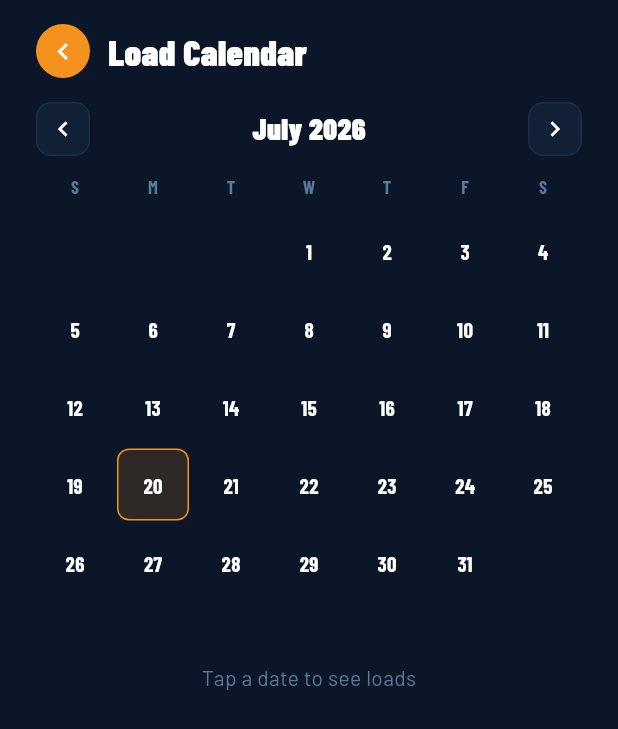
After one commit to ledneto89/YUPloaded, a Flutter app: the CalendarPage screen opened directly, on a phone screen of 412 x 824 dp. The commit adds this screen. Shown: the top 729 px of the screen. Run offline on Flutter 3.47's test engine with Material 3 defaults, Android fonts, the phone set to English and light mode, and no system bars; our stand-ins replace cloud_firestore, firebase_auth, firebase_core, firebase_storage, google_fonts, image_picker and 2 more; accounts and stored records are empty.

Commit message:
Add calender view for load history

```diff
--- /dev/null
+++ b/lib/calender_page.dart
@@ -0,0 +1,233 @@
+import 'package:flutter/material.dart';
+import 'package:google_fonts/google_fonts.dart';
+import 'package:firebase_auth/firebase_auth.dart';
+import 'package:cloud_firestore/cloud_firestore.dart';
+import 'edit_load_page.dart';
+
+class CalendarPage extends StatefulWidget {
+  const CalendarPage({super.key});
+  @override
+  State<CalendarPage> createState() => _CalendarPageState();
+}
+
+class _CalendarPageState extends State<CalendarPage> {
+  DateTime _focusedMonth = DateTime.now();
+  DateTime? _selectedDay;
+  Map<String, List<Map<String, dynamic>>> _loadsByDate = {};
+  bool _isLoading = true;
+
+  static const Color background = Color(0xFF0B1628);
+  static const Color surface = Color(0xFF122035);
+  static const Color border = Color(0xFF1C2E45);
+  static const Color orange = Color(0xFFF5921E);
+  static const Color textPrimary = Color(0xFFFFFFFF);
+  static const Color textMuted = Color(0xFF5A7A9A);
+  static const Color success = Color(0xFF4ADE80);
+
+  @override
+  void initState() {
+    super.initState();
+    _loadLoads();
+  }
+
+  Future<void> _loadLoads() async {
+    final user = FirebaseAuth.instance.currentUser;
+    if (user == null) return;
+    setState(() => _isLoading = true);
+    try {
+      final snap = await FirebaseFirestore.instance
+          .collection('loads')
+          .where('userId', isEqualTo: user.uid)
+          .orderBy('createdAt', descending: true)
+          .get();
+
+      final Map<String, List<Map<String, dynamic>>> byDate = {};
+      for (final doc in snap.docs) {
+        final data = doc.data();
+        data['id'] = doc.id;
+        final createdAt = data['createdAt'];
+        if (createdAt == null) continue;
+        try {
+          final date = (createdAt as dynamic).toDate() as DateTime;
+          final key = date.year.toString() + '-' + date.month.toString().padLeft(2, '0') + '-' + date.day.toString().padLeft(2, '0');
+          byDate[key] = [...(byDate[key] ?? []), data];
+        } catch (e) {}
+      }
+      setState(() { _loadsByDate = byDate; _isLoading = false; });
+    } catch (e) {
+      setState(() => _isLoading = false);
+    }
+  }
+
+  String _dateKey(DateTime date) {
+    return date.year.toString() + '-' + date.month.toString().padLeft(2, '0') + '-' + date.day.toString().padLeft(2, '0');
+  }
+
+  List<DateTime> _daysInMonth(DateTime month) {
+    final first = DateTime(month.year, month.month, 1);
+    final last = DateTime(month.year, month.month + 1, 0);
+    final days = <DateTime>[];
+    // Add padding days before first
+    for (int i = 0; i < first.weekday % 7; i++) {
+      days.add(DateTime(0));
+    }
+    for (int i = 1; i <= last.day; i++) {
+      days.add(DateTime(month.year, month.month, i));
+    }
+    return days;
+  }
+
+  @override
+  Widget build(BuildContext context) {
+    final days = _daysInMonth(_focusedMonth);
+    final selectedLoads = _selectedDay != null ? (_loadsByDate[_dateKey(_selectedDay!)] ?? []) : [];
+    final monthName = ['January','February','March','April','May','June','July','August','September','October','November','December'][_focusedMonth.month - 1];
+
+    return Scaffold(
+      backgroundColor: background,
+      body: SafeArea(
+        child: Column(children: [
+          // HEADER
+          Padding(
+            padding: const EdgeInsets.fromLTRB(24, 16, 24, 0),
+            child: Row(children: [
+              GestureDetector(onTap: () => Navigator.pop(context), child: Container(width: 36, height: 36, decoration: BoxDecoration(color: orange, shape: BoxShape.circle), child: const Center(child: Icon(Icons.chevron_left, color: Colors.white, size: 22)))),
+              const SizedBox(width: 12),
+              Text('Load Calendar', style: GoogleFonts.barlowCondensed(fontSize: 24, fontWeight: FontWeight.w900, color: textPrimary)),
+            ]),
+          ),
+
+          const SizedBox(height: 16),
+
+          // MONTH NAVIGATION
+          Padding(
+            padding: const EdgeInsets.symmetric(horizontal: 24),
+            child: Row(mainAxisAlignment: MainAxisAlignment.spaceBetween, children: [
+              GestureDetector(
+                onTap: () => setState(() => _focusedMonth = DateTime(_focusedMonth.year, _focusedMonth.month - 1)),
+                child: Container(width: 36, height: 36, decoration: BoxDecoration(color: surface, borderRadius: BorderRadius.circular(10), border: Border.all(color: border)), child: const Center(child: Icon(Icons.chevron_left, color: Colors.white, size: 20))),
+              ),
+              Text(monthName + ' ' + _focusedMonth.year.toString(), style: GoogleFonts.barlowCondensed(fontSize: 20, fontWeight: FontWeight.w900, color: textPrimary)),
+              GestureDetector(
+                onTap: () => setState(() => _focusedMonth = DateTime(_focusedMonth.year, _focusedMonth.month + 1)),
+                child: Container(width: 36, height: 36, decoration: BoxDecoration(color: surface, borderRadius: BorderRadius.circular(10), border: Border.all(color: border)), child: const Center(child: Icon(Icons.chevron_right, color: Colors.white, size: 20))),
+              ),
+            ]),
+          ),
+
+          const SizedBox(height: 12),
+
+          // DAY LABELS
+          Padding(
+            padding: const EdgeInsets.symmetric(horizontal: 24),
+            child: Row(children: ['S','M','T','W','T','F','S'].map((d) => Expanded(child: Center(child: Text(d, style: GoogleFonts.barlowCondensed(fontSize: 12, fontWeight: FontWeight.w700, color: textMuted))))).toList()),
+          ),
+
+          const SizedBox(height: 8),
+
+          // CALENDAR GRID
+          if (_isLoading)
+            const Padding(padding: EdgeInsets.all(24), child: CircularProgressIndicator(color: Color(0xFFF5921E)))
+          else
+            Padding(
+              padding: const EdgeInsets.symmetric(horizontal: 24),
+              child: GridView.builder(
+                shrinkWrap: true,
+                physics: const NeverScrollableScrollPhysics(),
+                gridDelegate: const SliverGridDelegateWithFixedCrossAxisCount(crossAxisCount: 7, childAspectRatio: 1),
+                itemCount: days.length,
+                itemBuilder: (context, index) {
+                  final day = days[index];
+                  if (day.year == 0) return const SizedBox();
+                  final key = _dateKey(day);
+                  final hasLoads = _loadsByDate.containsKey(key);
+                  final isSelected = _selectedDay != null && _dateKey(_selectedDay!) == key;
+                  final isToday = _dateKey(DateTime.now()) == key;
+
+                  return GestureDetector(
+                    onTap: () => setState(() => _selectedDay = day),
+                    child: Container(
+                      margin: const EdgeInsets.all(2),
+                      decoration: BoxDecoration(
+                        color: isSelected ? orange : isToday ? orange.withValues(alpha: 0.15) : Colors.transparent,
+                        borderRadius: BorderRadius.circular(8),
+                        border: isToday && !isSelected ? Border.all(color: orange, width: 1) : null,
+                      ),
+                      child: Column(mainAxisAlignment: MainAxisAlignment.center, children: [
+                        Text(day.day.toString(), style: GoogleFonts.barlowCondensed(fontSize: 14, fontWeight: FontWeight.w700, color: isSelected ? background : textPrimary)),
+                        if (hasLoads) Container(width: 5, height: 5, decoration: BoxDecoration(color: isSelected ? background : orange, shape: BoxShape.circle)),
+                      ]),
+                    ),
+                  );
+                },
+              ),
+            ),
+
+          const SizedBox(height: 16),
+
+          // SELECTED DAY LOADS
+          if (_selectedDay != null) ...[
+            Padding(
+              padding: const EdgeInsets.symmetric(horizontal: 24),
+              child: Row(children: [
+                Text(
+                  ['Sunday','Monday','Tuesday','Wednesday','Thursday','Friday','Saturday'][_selectedDay!.weekday % 7] + ', ' +
+                  ['Jan','Feb','Mar','Apr','May','Jun','Jul','Aug','Sep','Oct','Nov','Dec'][_selectedDay!.month - 1] + ' ' +
+                  _selectedDay!.day.toString(),
+                  style: GoogleFonts.barlowCondensed(fontSize: 16, fontWeight: FontWeight.w800, color: orange),
+                ),
+                const SizedBox(width: 8),
+                Container(padding: const EdgeInsets.symmetric(horizontal: 8, vertical: 2), decoration: BoxDecoration(color: orange.withValues(alpha: 0.12), borderRadius: BorderRadius.circular(8)), child: Text(selectedLoads.length.toString() + ' load${selectedLoads.length == 1 ? '' : 's'}', style: GoogleFonts.barlowCondensed(fontSize: 12, fontWeight: FontWeight.w800, color: orange))),
+              ]),
+            ),
+            const SizedBox(height: 8),
+            if (selectedLoads.isEmpty)
+              Padding(padding: const EdgeInsets.symmetric(horizontal: 24), child: Text('No loads on this day', style: GoogleFonts.barlow(fontSize: 14, color: textMuted)))
+            else
+              Expanded(
+                child: ListView.builder(
+                  padding: const EdgeInsets.symmetric(horizontal: 24),
+                  itemCount: selectedLoads.length,
+                  itemBuilder: (context, index) {
+                    final data = selectedLoads[index];
+                    final loadNum = data['loadNumber'] ?? 'YU-0000';
+                    final pickup = data['pickupCity']?.isNotEmpty == true ? data['pickupCity'] + ' ' + (data['pickupState'] ?? '') : (data['pickupState'] ?? '');
+                    final delivery = data['deliveryCity']?.isNotEmpty == true ? data['deliveryCity'] + ' ' + (data['deliveryState'] ?? '') : (data['deliveryState'] ?? '');
+                    final rate = (data['rate'] ?? 0.0).toDouble();
+                    final confirmed = data['brokerConfirmed'] ?? false;
+
+                    return Padding(
+                      padding: const EdgeInsets.only(bottom: 10),
+                      child: GestureDetector(
+                        onTap: () => Navigator.push(context, MaterialPageRoute(builder: (_) => EditLoadPage(loadId: data['id'], data: data))),
+                        child: Container(
+                          padding: const EdgeInsets.all(16),
+                          decoration: BoxDecoration(color: surface, borderRadius: BorderRadius.circular(12), border: Border.all(color: border)),
+                          child: Row(children: [
+                            Expanded(child: Column(crossAxisAlignment: CrossAxisAlignment.start, children: [
+                              Text(loadNum, style: GoogleFonts.barlowCondensed(fontSize: 14, fontWeight: FontWeight.w800, color: orange, letterSpacing: 1)),
+                              Text(pickup + ' → ' + delivery, style: GoogleFonts.barlow(fontSize: 13, color: textPrimary)),
+                            ])),
+                            Column(crossAxisAlignment: CrossAxisAlignment.end, children: [
+                              Text('USD ' + rate.toStringAsFixed(0), style: GoogleFonts.barlowCondensed(fontSize: 16, fontWeight: FontWeight.w900, color: textPrimary)),
+                              const SizedBox(height: 4),
+                              Container(
+                                padding: const EdgeInsets.symmetric(horizontal: 8, vertical: 2),
+                                decoration: BoxDecoration(color: confirmed ? success.withValues(alpha: 0.12) : orange.withValues(alpha: 0.12), borderRadius: BorderRadius.circular(20)),
+                                child: Text(confirmed ? 'CONFIRMED' : 'PENDING', style: GoogleFonts.barlowCondensed(fontSize: 10, fontWeight: FontWeight.w700, color: confirmed ? success : orange)),
+                              ),
+                            ]),
+                          ]),
+                        ),
+                      ),
+                    );
+                  },
+                ),
+              ),
+          ] else
+            Padding(padding: const EdgeInsets.all(24), child: Text('Tap a date to see loads', style: GoogleFonts.barlow(fontSize: 14, color: textMuted))),
+        ]),
+      ),
+    );
+  }
+}
```
Also changed, not shown: lib/loads_page.dart (+9 -6 lines), 1 other file.
